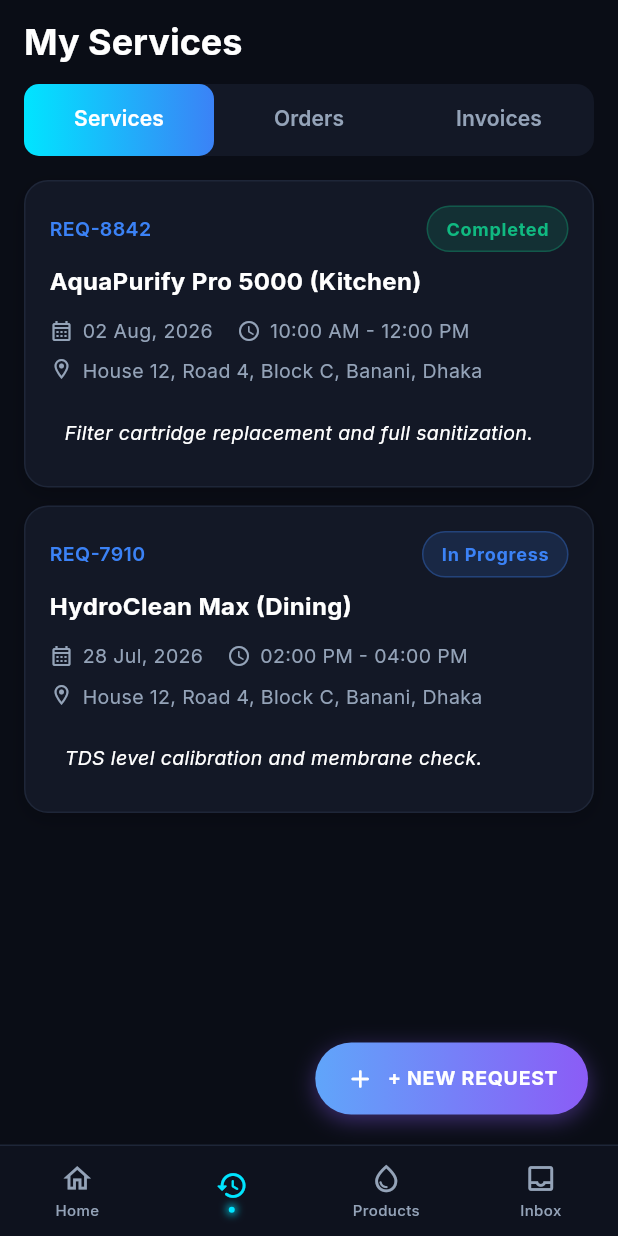
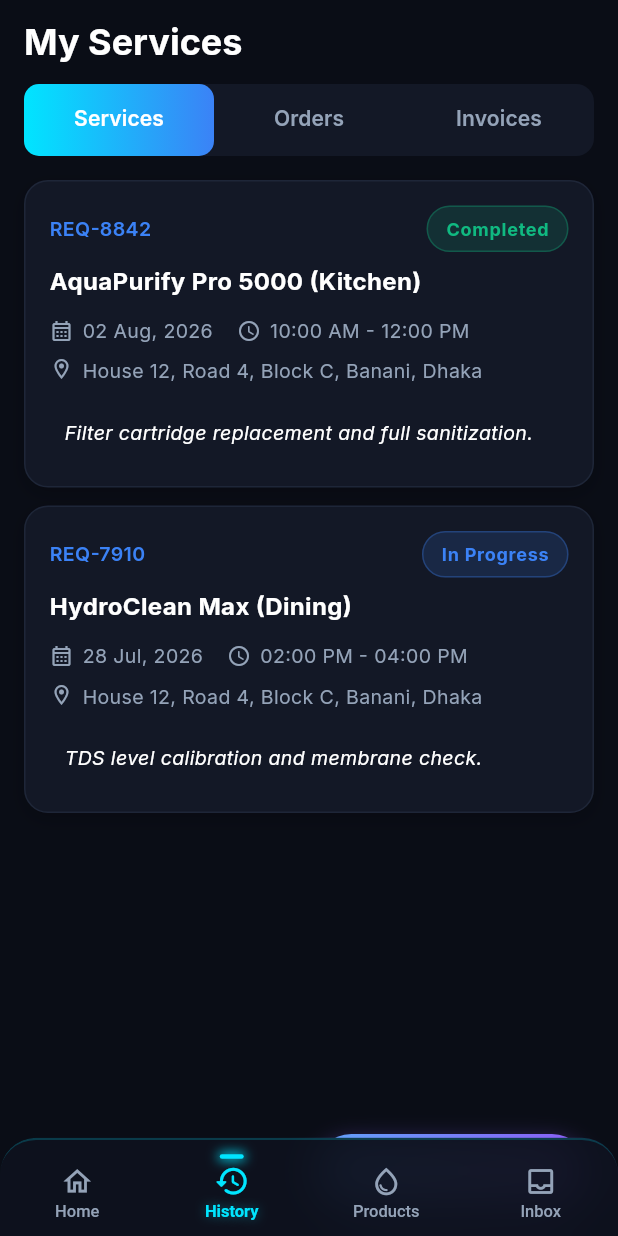
Before and after one commit to mahbubshihab/aqua_point_user_app, a Flutter app: the screen it shows after launch, item 2 of the bottom bar chosen, on a phone screen of 412 x 824 dp. Run offline on Flutter 3.47's test engine with Material 3 defaults, Android fonts, the light colour scheme and no system bars; our stand-ins replace equatable, flutter_bloc, gap, google_fonts; network calls fail.

Commit message:
style(nav): update bottom nav bar with top rounded corners, frosted glass, and clear selected tab labels

```diff
--- a/lib/features/home/presentation/pages/main_shell_page.dart
+++ b/lib/features/home/presentation/pages/main_shell_page.dart
@@ -1,3 +1,4 @@
+import 'dart:ui';
 import 'package:flutter/material.dart';
 import 'package:flutter_bloc/flutter_bloc.dart';
 import '../../../../core/theme/app_colors.dart';
@@ -19,6 +20,7 @@ class MainShellPage extends StatelessWidget {
         final currentIndex = (state is HomeLoaded) ? state.tabIndex : 0;
 
         return Scaffold(
+          extendBody: true,
           body: IndexedStack(
             index: currentIndex,
             children: const [
@@ -28,20 +30,25 @@ class MainShellPage extends StatelessWidget {
               InboxPage(),
             ],
           ),
-          bottomNavigationBar: Container(
+          bottomNavigationBar: ClipRRect(
+            borderRadius: const BorderRadius.vertical(top: Radius.circular(24)),
+            child: BackdropFilter(
+              filter: ImageFilter.blur(sigmaX: 16, sigmaY: 16),
+              child: Container(
                 decoration: const BoxDecoration(
-              color: Color(0xFF0E121E),
+                  color: Color(0xF00D111D),
+                  borderRadius: BorderRadius.vertical(top: Radius.circular(24)),
                   border: Border(
                     top: BorderSide(
-                  color: AppColors.divider,
-                  width: 1,
+                      color: Color(0x3300E5FF),
+                      width: 1.5,
                     ),
                   ),
                 ),
                 child: SafeArea(
                   top: false,
                   child: SizedBox(
-                height: 60,
+                    height: 64,
                     child: Row(
                       mainAxisAlignment: MainAxisAlignment.spaceAround,
                       children: [
@@ -78,6 +85,8 @@ class MainShellPage extends StatelessWidget {
                   ),
                 ),
               ),
+            ),
+          ),
         );
       },
     );
@@ -102,6 +111,7 @@ class _NavBarItem extends StatelessWidget {
   @override
   Widget build(BuildContext context) {
     final isActive = index == currentIndex;
+    const activeColor = Color(0xFF00E5FF);
 
     return Expanded(
       child: Material(
@@ -110,39 +120,56 @@ class _NavBarItem extends StatelessWidget {
           onTap: () {
             context.read<HomeBloc>().add(SelectTab(index));
           },
+          splashColor: activeColor.withValues(alpha: 0.1),
+          highlightColor: activeColor.withValues(alpha: 0.05),
           child: Column(
             mainAxisAlignment: MainAxisAlignment.center,
             children: [
-              Icon(
+              AnimatedContainer(
+                duration: const Duration(milliseconds: 200),
+                margin: const EdgeInsets.only(bottom: 4),
+                height: 3,
+                width: isActive ? 16 : 0,
+                decoration: BoxDecoration(
+                  color: activeColor,
+                  borderRadius: BorderRadius.circular(2),
+                  boxShadow: isActive
+                      ? const [
+                          BoxShadow(
+                            color: activeColor,
+                            blurRadius: 6,
+                            spreadRadius: 1,
+                          ),
+                        ]
+                      : null,
+                ),
+              ),
+              AnimatedScale(
+                scale: isActive ? 1.08 : 1.0,
+                duration: const Duration(milliseconds: 200),
+                child: Icon(
                   isActive ? activeIcon : icon,
-                color: isActive ? AppColors.primary : AppColors.textSecondary,
+                  color: isActive ? activeColor : AppColors.textSecondary,
                   size: 22,
                 ),
+              ),
               const SizedBox(height: 3),
-              if (isActive)
-                Container(
-                  width: 4,
-                  height: 4,
-                  decoration: const BoxDecoration(
-                    color: AppColors.primary,
-                    shape: BoxShape.circle,
-                    boxShadow: [
-                      BoxShadow(
-                        color: AppColors.primary,
-                        blurRadius: 4,
-                        spreadRadius: 1,
+              AnimatedDefaultTextStyle(
+                duration: const Duration(milliseconds: 200),
+                style: TextStyle(
+                  fontSize: 11,
+                  fontWeight: isActive ? FontWeight.w600 : FontWeight.w500,
+                  color: isActive ? activeColor : AppColors.textSecondary,
+                  shadows: isActive
+                      ? const [
+                          Shadow(
+                            color: Color(0x6600E5FF),
+                            blurRadius: 8,
                           ),
-                    ],
+                        ]
+                      : null,
                 ),
-                )
-              else
-                Text(
-                  label,
-                  style: const TextStyle(
-                    fontSize: 10,
-                    fontWeight: FontWeight.w500,
-                    color: AppColors.textSecondary,
-                  ),
+                child: Text(label),
               ),
             ],
           ),
```
Lines whose indentation alone changed are shown as unchanged.
